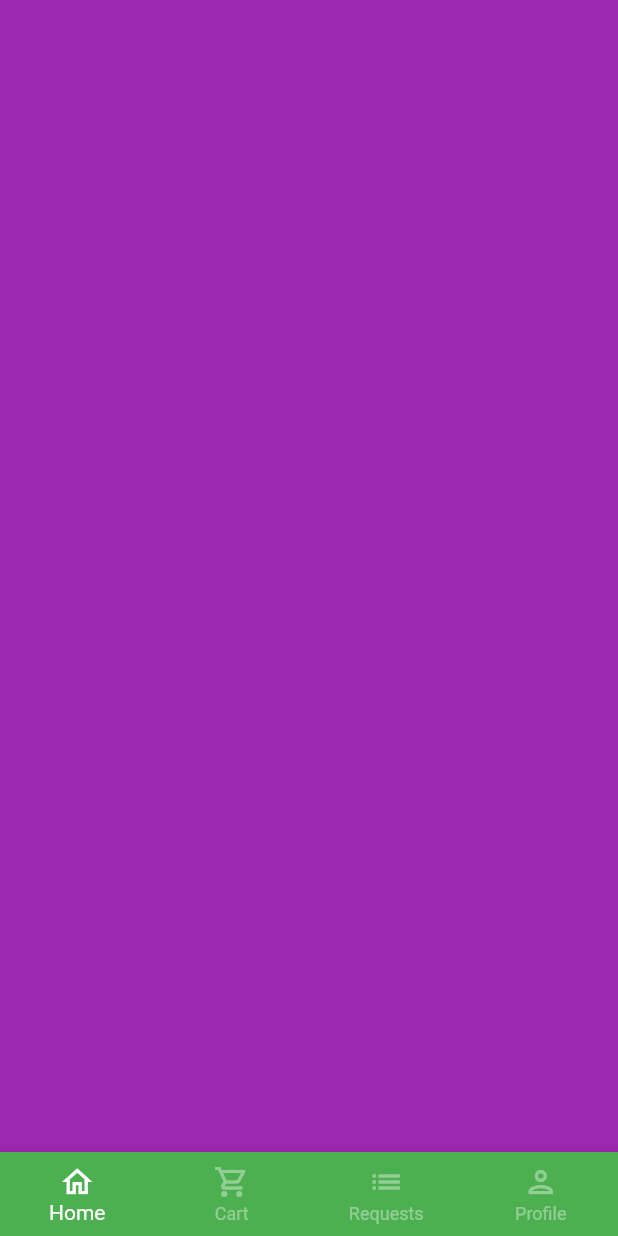
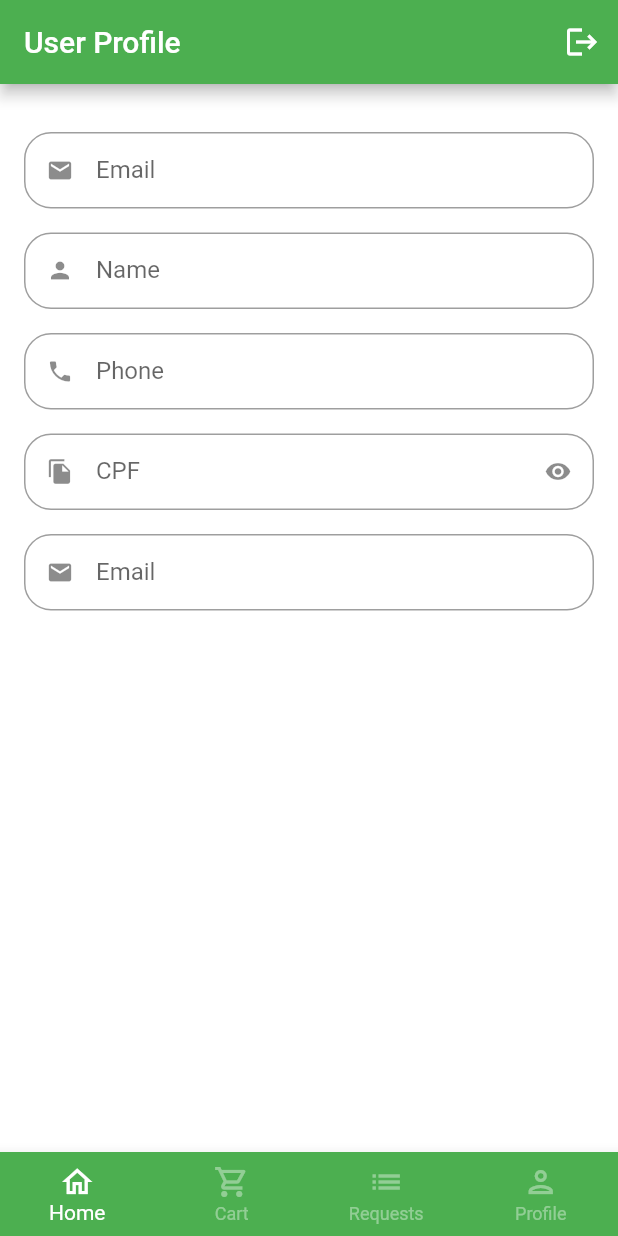
Before and after one commit to felipecastrosales/mercadinho, a Flutter app: the BaseScreen screen opened directly, swiped to page 4, on a phone screen of 412 x 824 dp. Run offline on Flutter 3.47's test engine with Material 2 defaults, Android fonts, the phone set to English and light mode, and no system bars; our stand-ins replace animated_text_kit, badges, mask_text_input_formatter.

Commit message:
creating screen with form

```diff
--- a/lib/src/config/app_data.dart
+++ b/lib/src/config/app_data.dart
@@ -1,5 +1,6 @@
 import 'package:mercadinho/src/models/cart_item_model.dart';
 import 'package:mercadinho/src/models/item_model.dart';
+import 'package:mercadinho/src/models/user_model.dart';
 
 ItemModel apple = ItemModel(
   itemName: 'Apple',
@@ -86,3 +87,11 @@
     quantity: 5,
   ),
 ];
+
+UserModel user = UserModel(
+  name: 'Luis Felipe de Castro Sales',
+  email: 'soufeliposales@gmail.com',
+  phone: '55 85 9876-1234',
+  cpf: '123.456.789.10',
+  password: '123456',
+);
--- /dev/null
+++ b/lib/src/models/user_model.dart
@@ -0,0 +1,14 @@
+class UserModel {
+  String name;
+  String email;
+  String phone;
+  String cpf;
+  String password;
+  UserModel({
+    required this.name,
+    required this.email,
+    required this.phone,
+    required this.cpf,
+    required this.password,
+  });
+}
--- a/lib/src/pages/auth/sign_in_screen.dart
+++ b/lib/src/pages/auth/sign_in_screen.dart
@@ -2,7 +2,7 @@
 
 import 'package:animated_text_kit/animated_text_kit.dart';
 
-import 'components/custom_text_field.dart';
+import '../commom_widgets/custom_text_field.dart';
 import 'package:mercadinho/src/pages/base/base_screen.dart';
 import 'package:mercadinho/src/config/custom_colors.dart';
 import 'sign_up_screen.dart';
--- a/lib/src/pages/auth/sign_up_screen.dart
+++ b/lib/src/pages/auth/sign_up_screen.dart
@@ -2,7 +2,7 @@
 
 import 'package:mask_text_input_formatter/mask_text_input_formatter.dart';
 
-import 'components/custom_text_field.dart';
+import '../commom_widgets/custom_text_field.dart';
 import 'package:mercadinho/src/config/custom_colors.dart';
 
 class SignUpScreen extends StatelessWidget {
--- a/lib/src/pages/base/base_screen.dart
+++ b/lib/src/pages/base/base_screen.dart
@@ -2,6 +2,7 @@
 
 import 'package:mercadinho/src/pages/home/home_tab.dart';
 import 'package:mercadinho/src/pages/cart/cart_tab.dart';
+import 'package:mercadinho/src/pages/profile/profile_tab.dart';
 
 class BaseScreen extends StatefulWidget {
   const BaseScreen({Key? key}) : super(key: key);
@@ -22,9 +23,9 @@
         physics: const NeverScrollableScrollPhysics(),
         children: [
           const HomeTab(),
-          CartTab(),
+          const CartTab(),
           Container(color: Colors.yellow),
-          Container(color: Colors.purple),
+          const ProfileTab(),
         ],
       ),
       bottomNavigationBar: BottomNavigationBar(
--- /dev/null
+++ b/lib/src/pages/profile/profile_tab.dart
@@ -0,0 +1,49 @@
+import 'package:flutter/material.dart';
+
+import 'package:mercadinho/src/pages/commom_widgets/custom_text_field.dart';
+
+class ProfileTab extends StatelessWidget {
+  const ProfileTab({Key? key}) : super(key: key);
+
+  @override
+  Widget build(BuildContext context) {
+    return Scaffold(
+      appBar: AppBar(
+        title: const Text('User Profile'),
+        actions: [
+          IconButton(
+            icon: const Icon(Icons.logout),
+            onPressed: () {},
+          ),
+        ],
+      ),
+      body: ListView(
+        physics: const BouncingScrollPhysics(),
+        padding: const EdgeInsets.fromLTRB(16, 32, 16, 16),
+        children: const [
+          CustomTextField(
+            icon: Icons.email,
+            label: 'Email',
+          ),
+          CustomTextField(
+            icon: Icons.person,
+            label: 'Name',
+          ),
+          CustomTextField(
+            icon: Icons.phone,
+            label: 'Phone',
+          ),
+          CustomTextField(
+            icon: Icons.file_copy,
+            label: 'CPF',
+            isSecret: true,
+          ),
+          CustomTextField(
+            icon: Icons.email,
+            label: 'Email',
+          ),
+        ],
+      ),
+    );
+  }
+}
```
Also changed, not shown: lib/src/pages/commom_widgets/custom_text_field.dart (renamed from lib/src/pages/auth/components/custom_text_field.dart).
